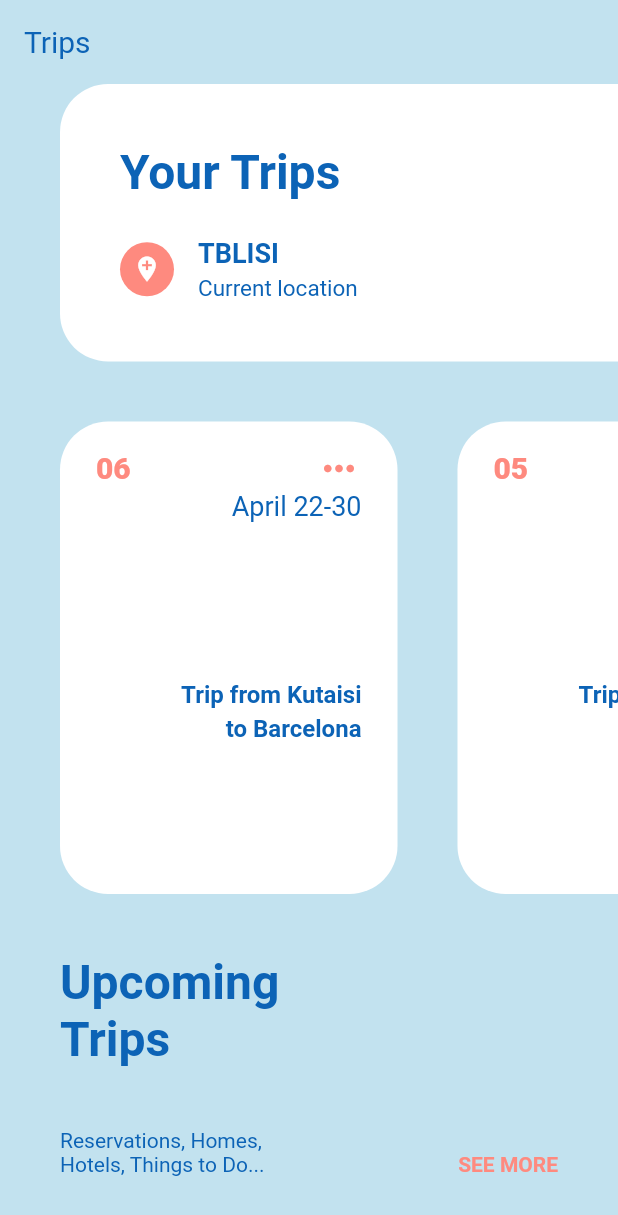
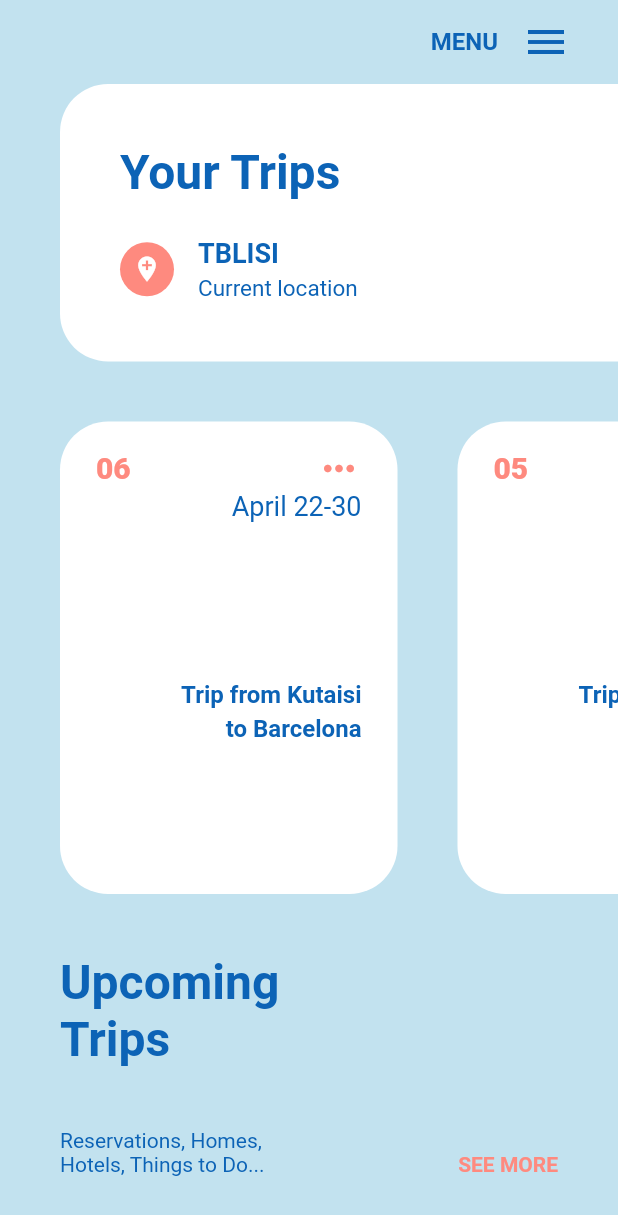
Before and after one commit to kn4rfy/blendit_flutter_test, a Flutter app: the screen it shows after launch, on a phone screen of 412 x 824 dp. Shown: the top 1215 px of the screen. Run offline on Flutter 3.47's test engine with Material 2 defaults, Android fonts, the phone set to English and light mode, and no system bars; our stand-ins replace google_maps_flutter.

Commit message:
Update UI appbar

```diff
--- a/lib/trips.dart
+++ b/lib/trips.dart
@@ -535,7 +535,42 @@ class TripsState extends State<TripsView> {
 	@override
 	Widget build(BuildContext context) {
 		return Scaffold(
-			appBar: AppBar(title: Text('Trips')),
+			appBar: AppBar(
+				actions: <Widget>[
+					Padding(
+						padding: const EdgeInsets.symmetric(horizontal: 16),
+						child: InkWell(
+							onTap: () => {},
+							child: Padding(
+								padding: const EdgeInsets.symmetric(horizontal: 8),
+								child: Row(
+									children: <Widget>[
+										Padding(
+											padding: const EdgeInsets.all(8.0),
+											child: Text(
+												'MENU',
+												style: TextStyle(
+													fontSize: 16,
+													fontWeight: FontWeight.bold,
+													color: Color(0xFF0c63b6),
+												),
+											),
+										),
+										Padding(
+											padding: const EdgeInsets.all(8.0),
+											child: Icon(
+												Icons.menu,
+												size: 32,
+												color: Color(0xFF0c63b6),
+											),
+										),
+									],
+								),
+							),
+						),
+					),
+				],
+			),
 			body: Column(
 				children: <Widget>[
 					Padding(
```
